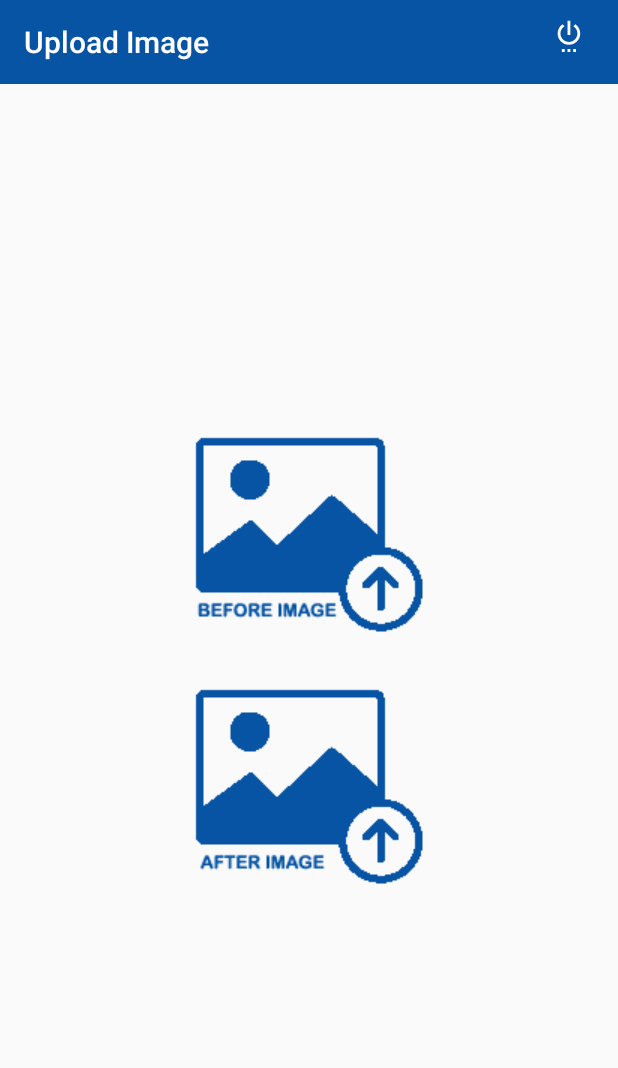
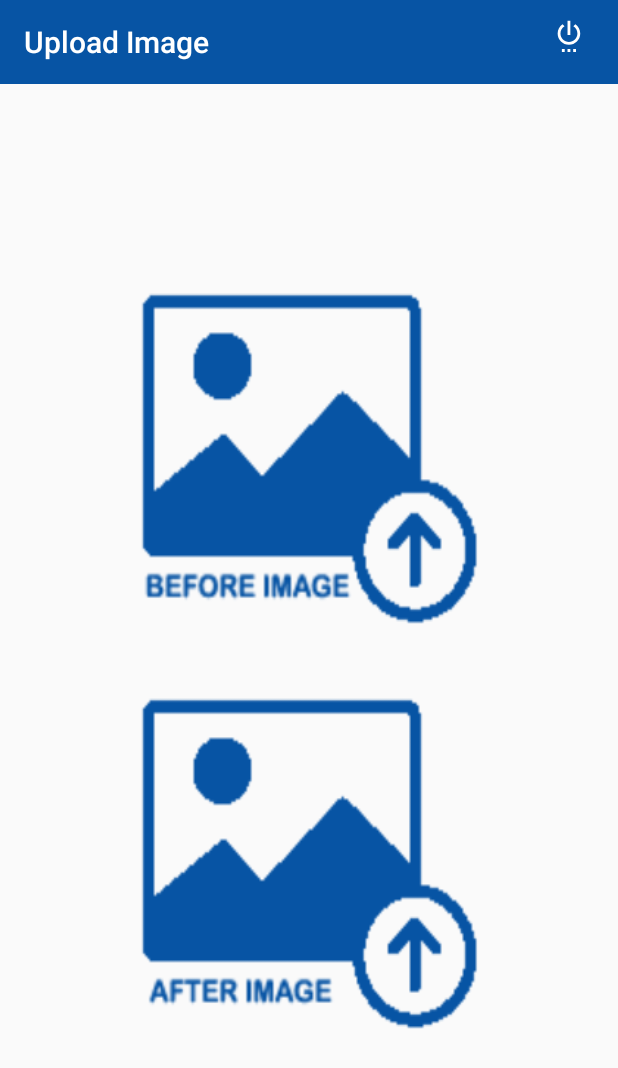
Before and after one commit to astejobs/synergycopy, an Android app: the UploadTaskImageActivity screen opened directly, with no data from a screen before it, on a phone screen of 412 x 824 dp. Shown: the top 1068 px of the screen. Run offline under Robolectric (Android 15) with nearby library versions, the phone set to English and light mode, and no system bars.

```diff
--- a/app/src/main/java/com/synergy/APIClient.java
+++ b/app/src/main/java/com/synergy/APIClient.java
@@ -27,8 +27,11 @@ public class APIClient {
               //  .baseUrl("http://103.53.172.75:8080/indeco/api/")
                //   .baseUrl("http://ifarms.com.sg:8086/indeco/api/")
                  .baseUrl("http://192.168.2.19:8080/indeco/api/")
+               // .baseUrl("http:192.168.2.16:8081/api/")
+                //.baseUrl("http://103.53.172.75:8080/indeco/api/")
+                //.baseUrl("http://ifarms.com.sg:8086/indeco/api/")
+                //.baseUrl("http://192.168.2.18:8081/api/")
                 //.baseUrl("http://ifarms.com.sg:8086/lsme/api/")
-                //http://192.168.1.117:8082http://ifarms.com.sg:8086/lsme
                 .addConverterFactory(ScalarsConverterFactory.create())
                 .addConverterFactory(GsonConverterFactory
                         .create(new GsonBuilder().setLenient()
--- a/app/src/main/java/com/synergy/EquipmentSearch/EquipmentSearchActivity.java
+++ b/app/src/main/java/com/synergy/EquipmentSearch/EquipmentSearchActivity.java
@@ -113,7 +113,7 @@ public class EquipmentSearchActivity extends AppCompatActivity {
     private void callQrCodeSearch(String result, String status) {
         mProgress.show();
 
-        Call<List<EquipmentSearchResponse>> callEquipment = APIClient.getUserServices().getEquipmentTask(result, status, token, workspace);
+        Call<List<EquipmentSearchResponse>> callEquipment = APIClient.getUserServices().getEquipmentTask(result, role, token, workspace);
         callEquipment.enqueue(new Callback<List<EquipmentSearchResponse>>() {
             @Override
             public void onResponse(Call<List<EquipmentSearchResponse>> call, Response<List<EquipmentSearchResponse>> response) {
@@ -143,6 +143,7 @@ public class EquipmentSearchActivity extends AppCompatActivity {
                 } else
                     Toast.makeText(EquipmentSearchActivity.this, "Error: " + response.code(), Toast.LENGTH_LONG).show();
                 mProgress.dismiss();
+
             }
 
             @Override
--- a/app/src/main/java/com/synergy/EquipmentSearch/EquipmentSearchAdapter.java
+++ b/app/src/main/java/com/synergy/EquipmentSearch/EquipmentSearchAdapter.java
@@ -1,5 +1,6 @@
 package com.synergy.EquipmentSearch;
 
+import android.content.Context;
 import android.content.Intent;
 import android.view.LayoutInflater;
 import android.view.View;
@@ -7,6 +8,7 @@ import android.view.ViewGroup;
 import android.widget.TextView;
 
 import androidx.annotation.NonNull;
+import androidx.appcompat.app.AppCompatActivity;
 import androidx.recyclerview.widget.RecyclerView;
 
 import com.synergy.R;
@@ -18,6 +20,7 @@ import java.util.ArrayList;
 public class EquipmentSearchAdapter extends RecyclerView.Adapter<EquipmentSearchAdapter.MyViewHolder> {
 
     public ArrayList<EquipmentSearchCard> equipmentSearchCards;
+    Context context;
 
     public EquipmentSearchAdapter(ArrayList<EquipmentSearchCard> equipmentSearchCards){
         this.equipmentSearchCards = equipmentSearchCards;
--- a/app/src/main/java/com/synergy/UserService.java
+++ b/app/src/main/java/com/synergy/UserService.java
@@ -143,10 +143,10 @@ public interface UserService {
                                       @Header("workspace") String workspace);
 
     //equipment search tasks
-    @GET("task/{equipmentCode}/{status}")
+    @GET("task/equipment/{equipmentCode}")
     @Headers("Content-Type: application/json")
     Call<List<EquipmentSearchResponse>> getEquipmentTask(@Path("equipmentCode") String path,
-                                      @Path("status") String status,
+                                      @Header("role") String role,
                                       @Header("Authorization") String token,
                                       @Header("workspace") String workspace);
 
--- a/app/src/main/res/layout/activity_pm_task.xml
+++ b/app/src/main/res/layout/activity_pm_task.xml
@@ -232,7 +232,7 @@
                     android:layout_weight="1"
                     android:text="Completed By" />
 
-                <EditText
+                <TextView
                     android:id="@+id/namePmTasks"
                     android:layout_width="0dp"
                     android:layout_height="match_parent"
@@ -253,6 +253,7 @@
                     android:layout_width="0dp"
                     android:layout_height="match_parent"
                     android:layout_weight="1"
+                    android:gravity="center_vertical"
                     android:text="Remarks" />
 
                 <EditText
@@ -283,7 +284,6 @@
                     android:id="@+id/spinner_status_pmtasks"
                     android:layout_width="0dp"
                     android:layout_height="wrap_content"
-                    android:layout_margin="16dp"
                     android:layout_weight="1.2" />
 
 
--- a/app/src/main/res/layout/activity_upload_task_image.xml
+++ b/app/src/main/res/layout/activity_upload_task_image.xml
@@ -26,21 +26,21 @@
         android:gravity="center">
 
 
-
+        <ImageView
+            android:id="@+id/beforeImageTask"
+            android:layout_width="250dp"
+            android:layout_height="250dp"
+            android:layout_margin="10dp"
+            android:elevation="30dp"
+            android:background="@drawable/before_image" />
 
         <ImageView
-            android:layout_width="wrap_content"
-            android:layout_height="wrap_content"
-            android:background="@drawable/before_image"
+            android:id="@+id/afterImageTask"
+            android:layout_width="250dp"
+            android:layout_height="250dp"
             android:layout_margin="10dp"
-            android:id="@+id/beforeImageTask"/>
-
-            <ImageView
-                android:layout_width="wrap_content"
-                android:layout_height="wrap_content"
-                android:layout_margin="10dp"
-                android:background="@drawable/after_image"
-                android:id="@+id/afterImageTask"/>
+            android:elevation="30dp"
+            android:background="@drawable/after_image" />
 
 
     </LinearLayout>
```
Also changed, not shown: app/src/main/java/com/synergy/EquipmentSearch/GetUpdatePmTaskRequest.java (+5 -5 lines), app/src/main/java/com/synergy/EquipmentSearch/PmTaskActivity.java (+24 -13 lines), app/src/main/java/com/synergy/Services/MyFirebaseInstanceService.java (+17 -6 lines), app/src/main/res/layout/activity_equipment_search.xml (+6 -5 lines).
